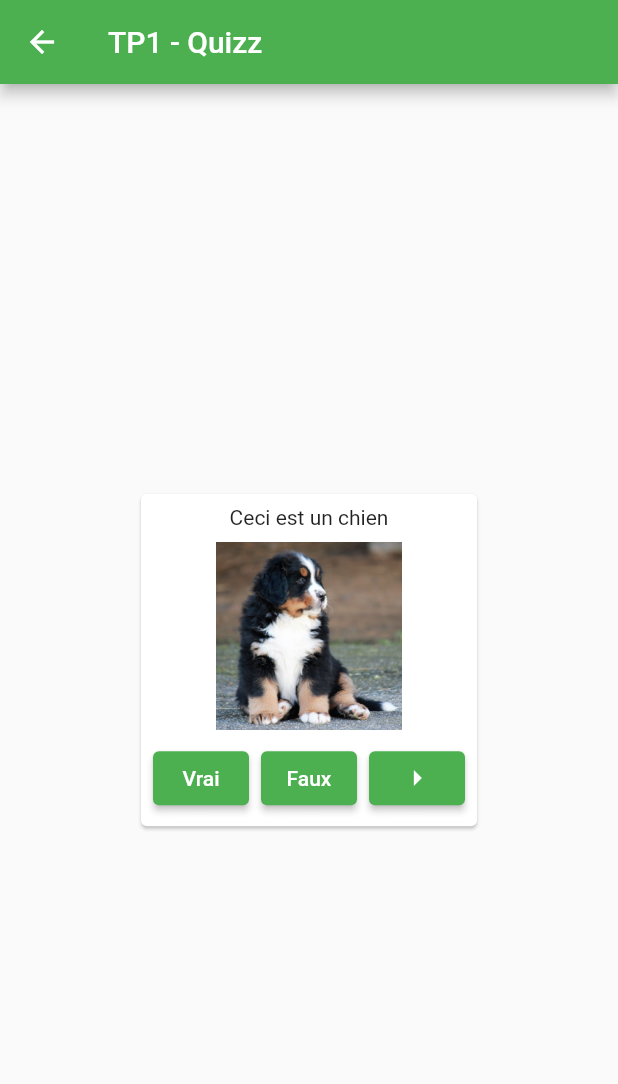
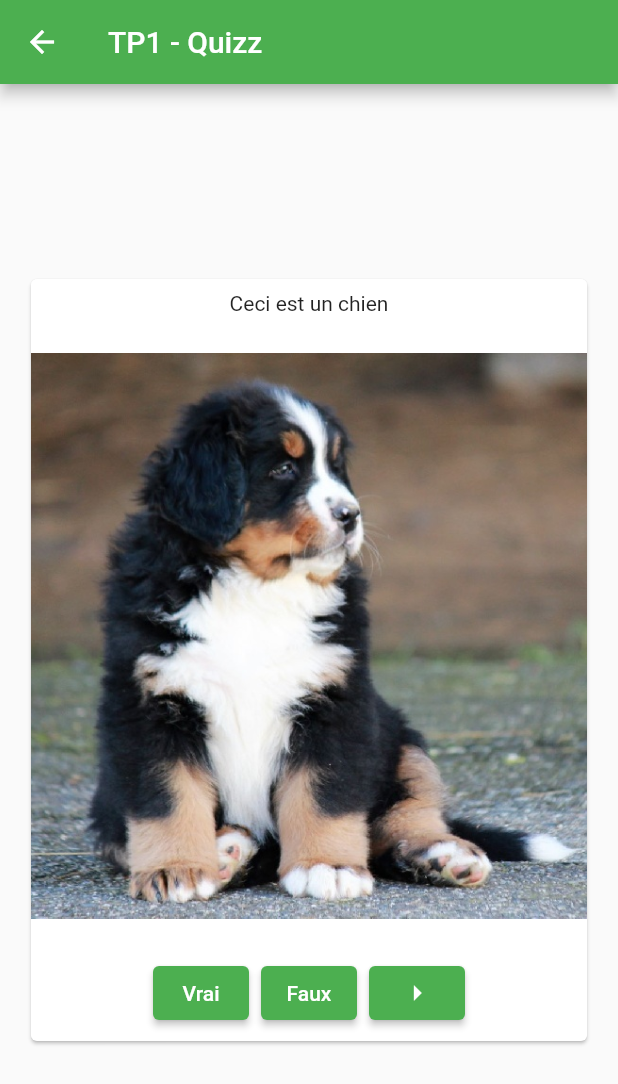
Before and after one commit to engel-arthur/flutter-tp1-interfaces-graphiques, a Flutter app: the QuizPage screen opened by its route, on a phone screen of 412 x 824 dp. Shown: the top 1084 px of the screen. Run offline on Flutter 3.47's test engine with Material 2 defaults, Android fonts, the phone set to English and light mode, and no system bars.

Commit message:
rajout contrainte hauteur image

```diff
--- a/lib/quiz/quiz_page.dart
+++ b/lib/quiz/quiz_page.dart
@@ -81,7 +81,7 @@ class _QuizPageState extends State<QuizPage> {
   List<Widget> _generateQuizElements(Question question) {
     List<Widget> widgets = [
       PaddedText(text: question.questionText),
-      Image.asset(question.urlImage, width: MediaQuery.of(context).size.width * 0.3),
+      Image.asset(question.urlImage, width: MediaQuery.of(context).size.width * 0.9, height: MediaQuery.of(context).size.height * 0.5),
       QuizButtons(
         checkAnswer: _checkAnswer,
         incrementQuestionIndex: _incrementQuestionIndex,
```
